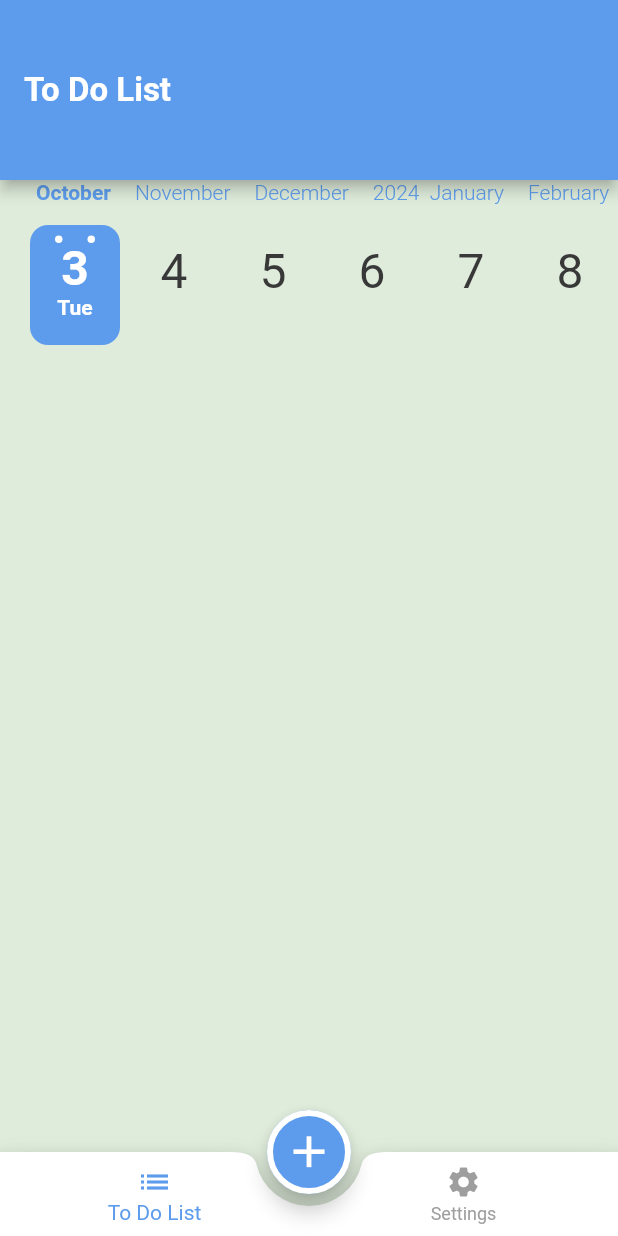
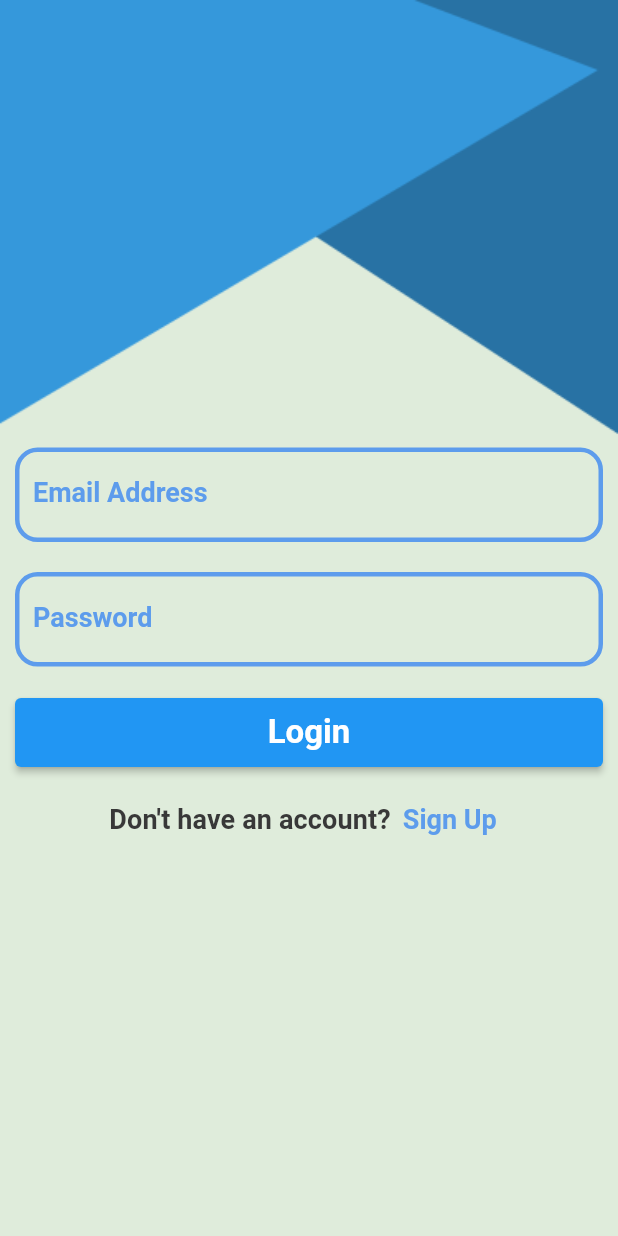
Before and after one commit to lailaashraff/ToDo-Flutter, a Flutter app: the screen it shows after launch, on a phone screen of 412 x 824 dp. Run offline on Flutter 3.47's test engine with Material 2 defaults, Android fonts, the phone set to English and light mode, and no system bars; drawn by our look-alikes of calendar_timeline; our stand-ins replace cloud_firestore, firebase_core, flutter_slidable; accounts and stored records are empty; generated files the repository leaves out were written again.

Commit message:
login+signup

```diff
--- /dev/null
+++ b/lib/auth/login/login_screen.dart
@@ -0,0 +1,101 @@
+import 'package:flutter/material.dart';
+import 'package:todo/auth/register/register_screen.dart';
+import 'package:todo/components/custom_textformfield.dart';
+
+class LoginScreen extends StatelessWidget {
+  static const String routeName = 'login';
+  TextEditingController nameController = TextEditingController();
+  TextEditingController emailController = TextEditingController();
+  TextEditingController passwordController = TextEditingController();
+  TextEditingController confirmPasswordController = TextEditingController();
+  GlobalKey<FormState> formKey = GlobalKey<FormState>();
+
+  @override
+  Widget build(BuildContext context) {
+    return Scaffold(
+      body: Stack(children: [
+        Image.asset(
+          'assets/images/signIn.png',
+          width: double.infinity,
+          fit: BoxFit.fill,
+        ),
+        Form(
+          key: formKey,
+          child: SingleChildScrollView(
+            child: Column(
+              crossAxisAlignment: CrossAxisAlignment.stretch,
+              children: [
+                SizedBox(
+                  height: MediaQuery.of(context).size.width * 0.7,
+                ),
+                CustomTextFormField(
+                    label: 'Email Address',
+                    keyBoardType: TextInputType.emailAddress,
+                    controller: emailController,
+                    validator: (text) {
+                      if (text == null || text.trim().isEmpty) {
+                        return 'Please enter an email';
+                      }
+                      bool emailValid = RegExp(
+                              r"^[a-zA-Z0-9.a-zA-Z0-9.!#$%&'*+-/=?^_`{|}~]+@[a-zA-Z0-9]+\.[a-zA-Z]+")
+                          .hasMatch(text);
+                      if (!emailValid) {
+                        return 'Please enter a valid email';
+                      }
+
+                      return null;
+                    }),
+                CustomTextFormField(
+                    label: 'Password',
+                    obscureText: true,
+                    controller: passwordController,
+                    validator: (text) {
+                      if (text == null || text.trim().isEmpty) {
+                        return 'Please enter a password';
+                      }
+                      if (text.length < 6) {
+                        return 'Please should be at least 6 characters';
+                      }
+                      return null;
+                    }),
+                Padding(
+                  padding: const EdgeInsets.all(10),
+                  child: ElevatedButton(
+                    onPressed: () {
+                      login();
+                    },
+                    style:
+                        ElevatedButton.styleFrom(padding: EdgeInsets.all(10)),
+                    child: Text('Login',
+                        style: Theme.of(context).textTheme.titleLarge),
+                  ),
+                ),
+                Row(
+                  mainAxisAlignment: MainAxisAlignment.center,
+                  children: [
+                    Text(
+                      "Don't have an account?",
+                      style: Theme.of(context).textTheme.titleSmall,
+                    ),
+                    TextButton(
+                      onPressed: () {
+                        Navigator.of(context)
+                            .pushNamed(RegisterScreen.routeName);
+                      },
+                      child: Text('Sign Up',
+                          style: Theme.of(context).textTheme.displayMedium),
+                    )
+                  ],
+                )
+              ],
+            ),
+          ),
+        ),
+      ]),
+    );
+  }
+
+  void login() {
+    if (formKey.currentState!.validate() == true) {}
+  }
+}
--- /dev/null
+++ b/lib/components/custom_textformfield.dart
@@ -0,0 +1,53 @@
+import 'package:flutter/material.dart';
+import 'package:todo/my_theme.dart';
+
+class CustomTextFormField extends StatelessWidget {
+  String label;
+  TextInputType keyBoardType;
+  TextEditingController controller;
+  String? Function(String?) validator;
+  bool obscureText;
+
+  CustomTextFormField(
+      {required this.label,
+      this.keyBoardType = TextInputType.text,
+      required this.controller,
+      required this.validator,
+      this.obscureText = false});
+
+  @override
+  Widget build(BuildContext context) {
+    return Padding(
+      padding: const EdgeInsets.all(10),
+      child: TextFormField(
+        obscureText: obscureText,
+        decoration: InputDecoration(
+          label: Text(label),
+          labelStyle: Theme.of(context).textTheme.displayMedium,
+          enabledBorder: OutlineInputBorder(
+            borderRadius: BorderRadius.circular(15),
+            borderSide:
+                BorderSide(width: 3, color: Theme.of(context).primaryColor),
+          ),
+          focusedBorder: OutlineInputBorder(
+            borderRadius: BorderRadius.circular(15),
+            borderSide:
+                BorderSide(width: 3, color: Theme.of(context).primaryColor),
+          ),
+          border: OutlineInputBorder(
+            borderRadius: BorderRadius.circular(15),
+            borderSide:
+                BorderSide(width: 3, color: Theme.of(context).primaryColor),
+          ),
+          focusedErrorBorder: OutlineInputBorder(
+            borderRadius: BorderRadius.circular(15),
+            borderSide: BorderSide(width: 3, color: MyTheme.redColor),
+          ),
+        ),
+        keyboardType: keyBoardType,
+        controller: controller,
+        validator: validator,
+      ),
+    );
+  }
+}
--- a/lib/main.dart
+++ b/lib/main.dart
@@ -9,6 +9,8 @@ import 'package:todo/providers/app_config_provider.dart';
 import 'package:todo/providers/list_provider.dart';
 import 'package:todo/todolist/edit_task_widget.dart';
 
+import 'auth/login/login_screen.dart';
+import 'auth/register/register_screen.dart';
 import 'firebase_options.dart';
 
 Future<void> main() async {
@@ -49,11 +51,13 @@ class MyApp extends StatelessWidget {
       supportedLocales: AppLocalizations.supportedLocales,
       theme: MyTheme.lightTheme,
       darkTheme: MyTheme.darkTheme,
-      initialRoute: HomeScreen.routeName,
+      initialRoute: LoginScreen.routeName,
       themeMode: provider.appTheme,
       routes: {
         HomeScreen.routeName: (context) => HomeScreen(),
-        EditTask.routeName: (context) => EditTask()
+        EditTask.routeName: (context) => EditTask(),
+        RegisterScreen.routeName: (context) => RegisterScreen(),
+        LoginScreen.routeName: (context) => LoginScreen()
       },
     );
   }
--- a/pubspec.yaml
+++ b/pubspec.yaml
@@ -44,6 +44,7 @@ dependencies:
   provider: ^6.0.5
   firebase_core: ^2.16.0
   cloud_firestore: ^4.9.2
+  firebase_auth: ^4.10.0
 
 dev_dependencies:
   flutter_test:
```
Also changed, not shown: lib/auth/register/register_screen.dart (added, +113 -0 lines), assets/images/signIn.png (added), pubspec.lock, 1 other file.
